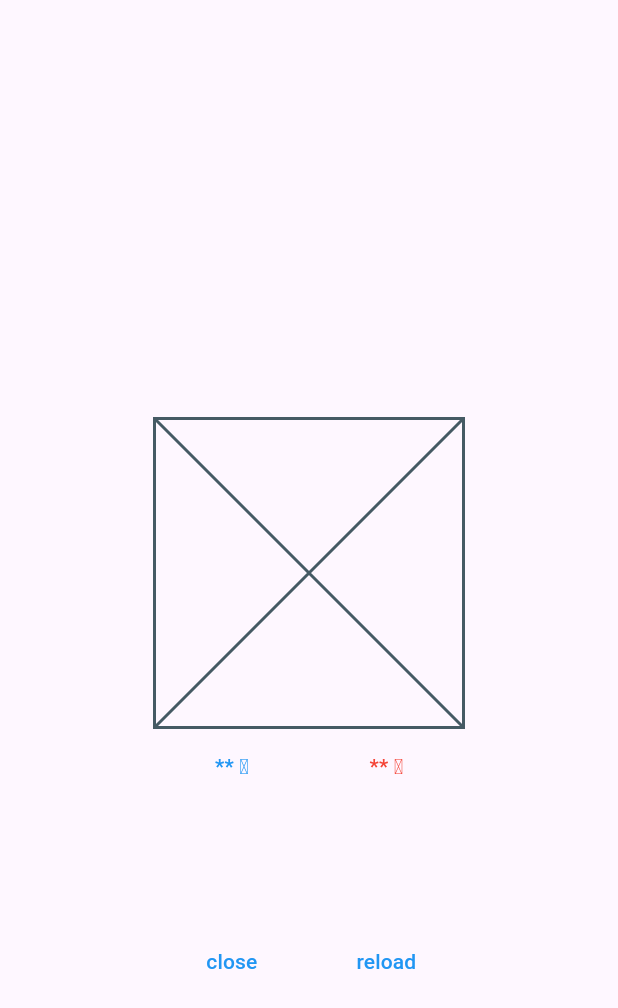
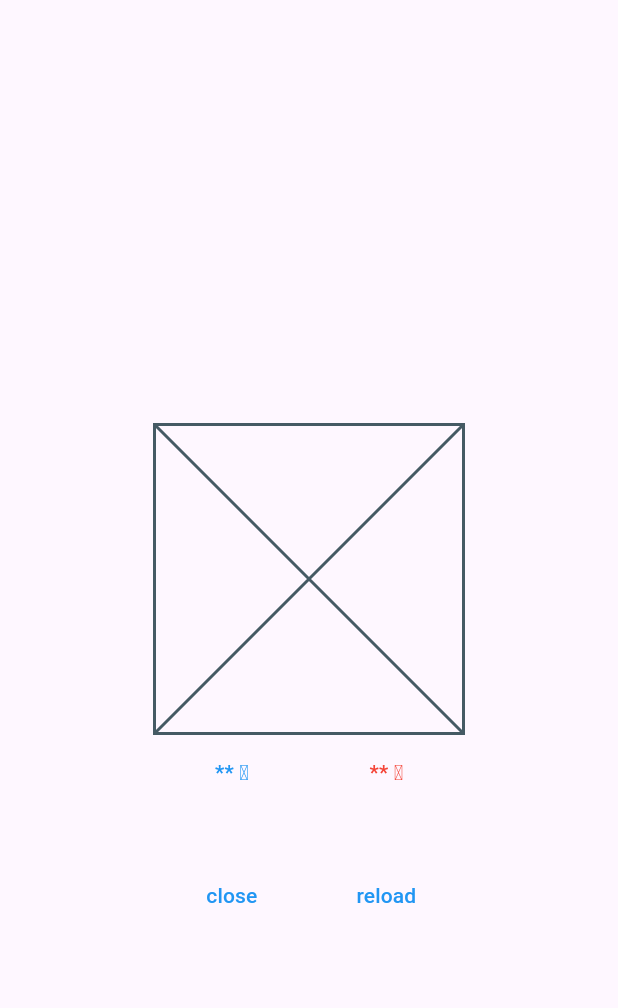
Before and after one commit to IkemotoNanako/yumemi-flutter-training, a Flutter app: the screen it shows after launch, on a phone screen of 412 x 824 dp. Shown: the top 1008 px of the screen. Run offline on Flutter 3.47's test engine with Material 3 defaults, Android fonts, the phone set to English and light mode, and no system bars.

Commit message:
refactor: SizedBoxの代わりにStackを使う

```diff
--- a/lib/main.dart
+++ b/lib/main.dart
@@ -15,12 +15,13 @@ class MainApp extends StatelessWidget {
     return MaterialApp(
       home: Scaffold(
         body: Center(
-          child: Column(
-            mainAxisAlignment: MainAxisAlignment.center,
+          child: Stack(
+            alignment: Alignment.center,
+            clipBehavior: Clip.none,
             children: [
-              const SizedBox(
-                height: 120,
-              ),
+              Column(
+                mainAxisSize: MainAxisSize.min,
+                children: [
                   SizedBox(
                     width: width / 2,
                     height: width / 2,
@@ -56,10 +57,11 @@ class MainApp extends StatelessWidget {
                       ],
                     ),
                   ),
-              const SizedBox(
-                height: 80,
+                ],
               ),
-              Row(
+              Positioned(
+                bottom: -80,
+                child: Row(
                   mainAxisAlignment: MainAxisAlignment.center,
                   children: [
                     SizedBox(
@@ -92,6 +94,7 @@ class MainApp extends StatelessWidget {
                     ),
                   ],
                 ),
+              ),
             ],
           ),
         ),
```
Lines whose indentation alone changed are shown as unchanged.
